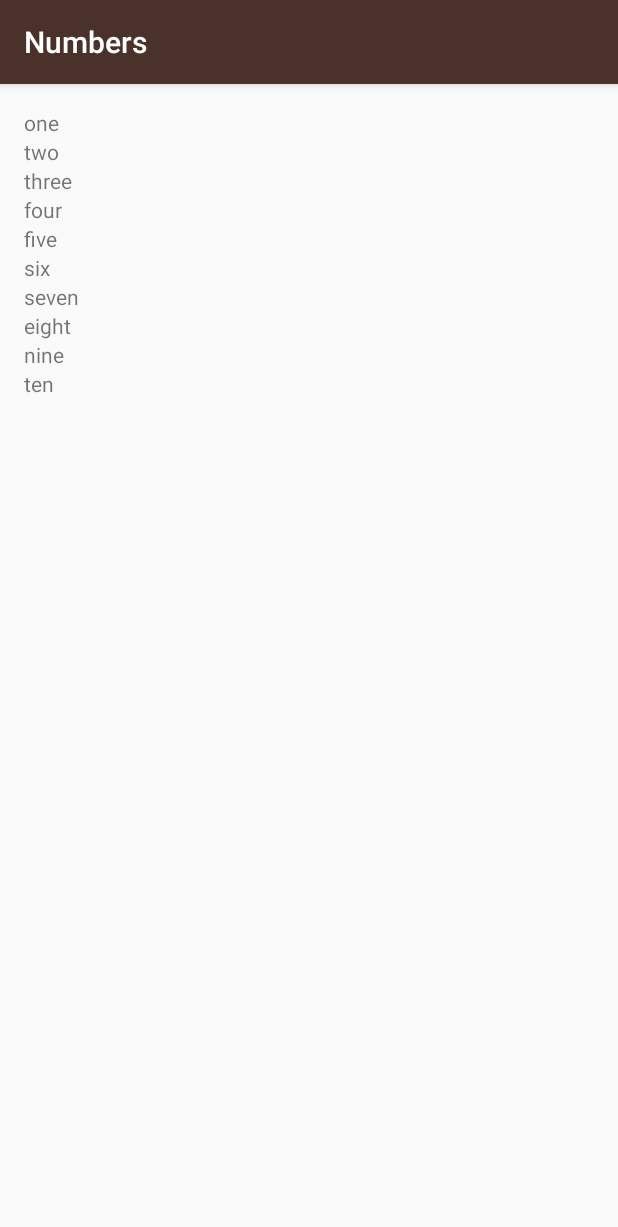
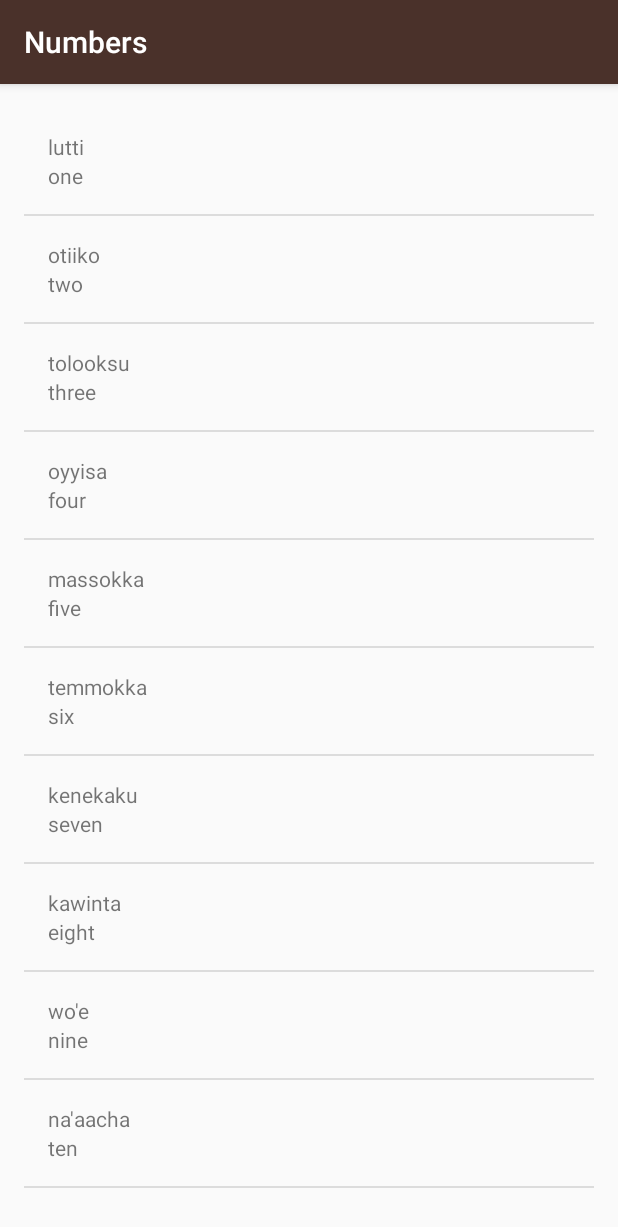
Before and after one commit to JaysonMallari/miwok-projeck, an Android app: the NumbersActivity screen opened directly, with no data from a screen before it, on a phone screen of 412 x 824 dp. Shown: the top 1227 px of the screen. Run offline under Robolectric (Android 15) with nearby library versions, the phone set to English and light mode, and no system bars.

Commit message:
number , family-members, colors, and phrases translations list has been completed.

```diff
--- a/app/src/main/java/com/example/android/miwok/NumbersActivity.java
+++ b/app/src/main/java/com/example/android/miwok/NumbersActivity.java
@@ -2,32 +2,54 @@ package com.example.android.miwok;
 
 import android.os.Bundle;
 import android.support.v7.app.AppCompatActivity;
-import android.widget.LinearLayout;
-import android.widget.TextView;
+import android.widget.ListView;
 
 import java.util.ArrayList;
 import java.util.Arrays;
 
 public class NumbersActivity extends AppCompatActivity {
-    ArrayList<String> words  = new ArrayList<String>(
-            Arrays.asList("one", "two" , "three" , "four" , "five" , "six" , "seven" , "eight" , "nine" ,"ten"));
+    ArrayList<Word> words  = new ArrayList<Word>(
+            Arrays.asList(
+                    new Word("one","lutti"),
+                    new Word("two","otiiko"),
+                    new Word("three","tolooksu"),
+                    new Word("four","oyyisa"),
+                    new Word("five","massokka"),
+                    new Word("six","temmokka"),
+                    new Word("seven","kenekaku"),
+                    new Word("eight","kawinta"),
+                    new Word("nine","wo'e"),
+                    new Word("ten","na'aacha")
+            ));
+
+    //"two" , "three" , "four" , "five" , "six" , "seven" , "eight" , "nine" ,"ten"));
+
+    /**
+     *      Word w  = new Word("one","lutti");
+     *      words.add(w);
+     *      OR
+     *      words.add(new Word("one","lutti"));
+     * @param savedInstanceState
+     */
 
     @Override
     protected void onCreate(Bundle savedInstanceState) {
         super.onCreate(savedInstanceState);
-        setContentView(R.layout.activity_numbers);
+        setContentView(R.layout.words_list);
 
-        display();
+        // call the setNumberAdapter onCreate method
+        setNumberAdapter();
     }
 
-    public void display(){
-        LinearLayout rootView = (LinearLayout) findViewById(R.id.root_view);
+    //set the number adapter
+    public void setNumberAdapter(){
+        // Construct a new WordAdapter
+        WordAdapter itemsAdapter =  new WordAdapter(this, words);
 
+        // Cast the number Listview
+        ListView listView = (ListView) findViewById(R.id.list);
 
-        for (int x=0; x<words.size(); x++){
-            TextView wordView = new TextView(this);
-            wordView.setText(words.get(x));
-            rootView.addView(wordView);
-        }
+        //set the adapter to our ListView
+        listView.setAdapter(itemsAdapter);
     }
 }
--- /dev/null
+++ b/app/src/main/java/com/example/android/miwok/Word.java
@@ -0,0 +1,34 @@
+package com.example.android.miwok;
+
+/**
+ * Created by My__Boo on 3/25/2017.
+ *  Default and Miwok translation of the word
+ */
+
+public class Word {
+
+    /** default translation of the word*/
+    private String mDefaultTranslation;
+
+    /** miwok translation of the word*/
+    private String mMiwokTranslation;
+
+    public Word(String defaultTranslation, String miwokTranslation){
+         mDefaultTranslation = defaultTranslation;
+         mMiwokTranslation = miwokTranslation;
+    }
+
+    /**
+     * get the default translation of the word
+     */
+    public String getDefaultTranslation(){
+        return mDefaultTranslation;
+    }
+
+    /**
+     *  get the miwok translation of the word
+     */
+    public String getMiwokTranslation(){
+        return mMiwokTranslation;
+    }
+}
--- /dev/null
+++ b/app/src/main/java/com/example/android/miwok/WordAdapter.java
@@ -0,0 +1,61 @@
+package com.example.android.miwok;
+
+import android.app.Activity;
+import android.view.LayoutInflater;
+import android.view.View;
+import android.view.ViewGroup;
+import android.widget.ArrayAdapter;
+import android.widget.TextView;
+
+import java.util.ArrayList;
+
+/**
+ * Created by My__Boo on 3/25/2017.
+ *  WordAdapter inherits from ArrayAdapter
+ */
+
+public class WordAdapter extends ArrayAdapter<Word> {
+
+    public WordAdapter(Activity context, ArrayList<Word> words) {
+        // Here, we initialize the ArrayAdapter's internal storage for the context and the list.
+        // the second argument is used when the ArrayAdapter is populating a single TextView.
+        // Because this is a custom adapter for two TextViews and an ImageView, the adapter is not
+        // going to use this second argument, so it can be any value. Here, we used 0.
+        super(context, 0, words);
+    }
+
+    @Override
+    public View getView(int position, View convertView, ViewGroup parent) {
+        // Check if the existing view is being reused, otherwise inflate the view
+        View listItemView = convertView;
+        if(listItemView == null) {
+            listItemView = LayoutInflater.from(getContext()).inflate(
+                    R.layout.list_item, parent, false);
+        }
+
+        // Get the {@link AndroidFlavor} object located at this position in the list
+        Word currentWord = getItem(position);
+
+        // Find the TextView in the list_item.xml layout with the ID version_name
+        TextView miwokTextView = (TextView) listItemView.findViewById(R.id.miwok_text_view);
+        // Get the version name from the current AndroidFlavor object and
+        // set this text on the name TextView
+        miwokTextView.setText(currentWord.getMiwokTranslation());
+
+        // Find the TextView in the list_item.xml layout with the ID version_number
+        TextView defaultTextView = (TextView) listItemView.findViewById(R.id.default_text_view);
+        // Get the version number from the current AndroidFlavor object and
+        // set this text on the number TextView
+        defaultTextView.setText(currentWord.getDefaultTranslation());
+
+       /** // Find the ImageView in the list_item.xml layout with the ID list_item_icon
+        ImageView iconView = (ImageView) listItemView.findViewById(R.id.list_item_icon);
+        // Get the image resource ID from the current AndroidFlavor object and
+        // set the image to iconView
+        iconView.setImageResource(currentAndroidFlavor.getImageResourceId()); */
+
+        // Return the whole list item layout (containing 2 TextViews and an ImageView)
+        // so that it can be shown in the ListView
+        return listItemView;
+    }
+}
--- a/app/src/main/res/layout/activity_numbers.xml
+++ /dev/null
@@ -1,14 +0,0 @@
-<?xml version="1.0" encoding="utf-8"?>
-<LinearLayout
-    xmlns:android="http://schemas.android.com/apk/res/android"
-    xmlns:app="http://schemas.android.com/apk/res-auto"
-    xmlns:tools="http://schemas.android.com/tools"
-    android:id="@+id/root_view"
-    android:padding="16dp"
-    android:orientation="vertical"
-    android:layout_width="match_parent"
-    android:layout_height="match_parent"
-    tools:context="com.example.android.miwok.NumbersActivity">
-
-
-</LinearLayout>
--- /dev/null
+++ b/app/src/main/res/layout/list_item.xml
@@ -0,0 +1,21 @@
+<?xml version="1.0" encoding="utf-8"?>
+<LinearLayout
+    xmlns:android="http://schemas.android.com/apk/res/android"
+    android:orientation="vertical"
+    android:layout_width="match_parent"
+    android:padding="16dp"
+    android:layout_height="match_parent">
+
+    <TextView
+        android:id="@+id/miwok_text_view"
+        android:layout_width="wrap_content"
+        android:layout_height="wrap_content"
+        android:text="lutti"/>
+
+    <TextView
+        android:id="@+id/default_text_view"
+        android:layout_width="wrap_content"
+        android:layout_height="wrap_content"
+        android:text="one"/>
+
+</LinearLayout>
--- a/app/src/main/res/layout/activity_colors.xml
+++ b/app/src/main/res/layout/words_list.xml
@@ -1,9 +1,14 @@
 <?xml version="1.0" encoding="utf-8"?>
-<android.support.constraint.ConstraintLayout xmlns:android="http://schemas.android.com/apk/res/android"
+<ListView
+    xmlns:android="http://schemas.android.com/apk/res/android"
     xmlns:app="http://schemas.android.com/apk/res-auto"
     xmlns:tools="http://schemas.android.com/tools"
+    android:id="@+id/list"
+    android:padding="16dp"
+    android:orientation="vertical"
     android:layout_width="match_parent"
     android:layout_height="match_parent"
-    tools:context="com.example.android.miwok.ColorsActivity">
+   >
 
-</android.support.constraint.ConstraintLayout>
+
+</ListView>
```
Also changed, not shown: app/src/main/java/com/example/android/miwok/ColorsActivity.java (+33 -2 lines), app/src/main/java/com/example/android/miwok/FamilyMembersActivity.java (+34 -2 lines), app/src/main/java/com/example/android/miwok/PhrasesActivity.java (+34 -1 lines), app/src/main/res/layout/activity_family_members.xml (deleted, +0 -9 lines), app/src/main/res/layout/activity_phrases.xml (deleted, +0 -9 lines).
